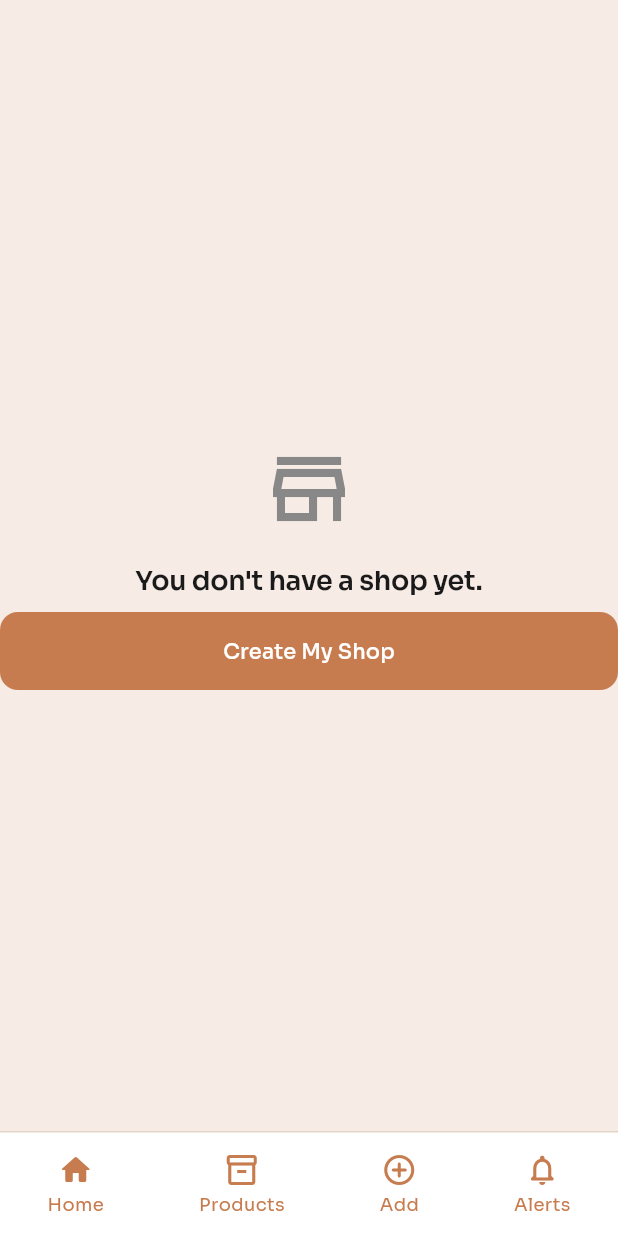
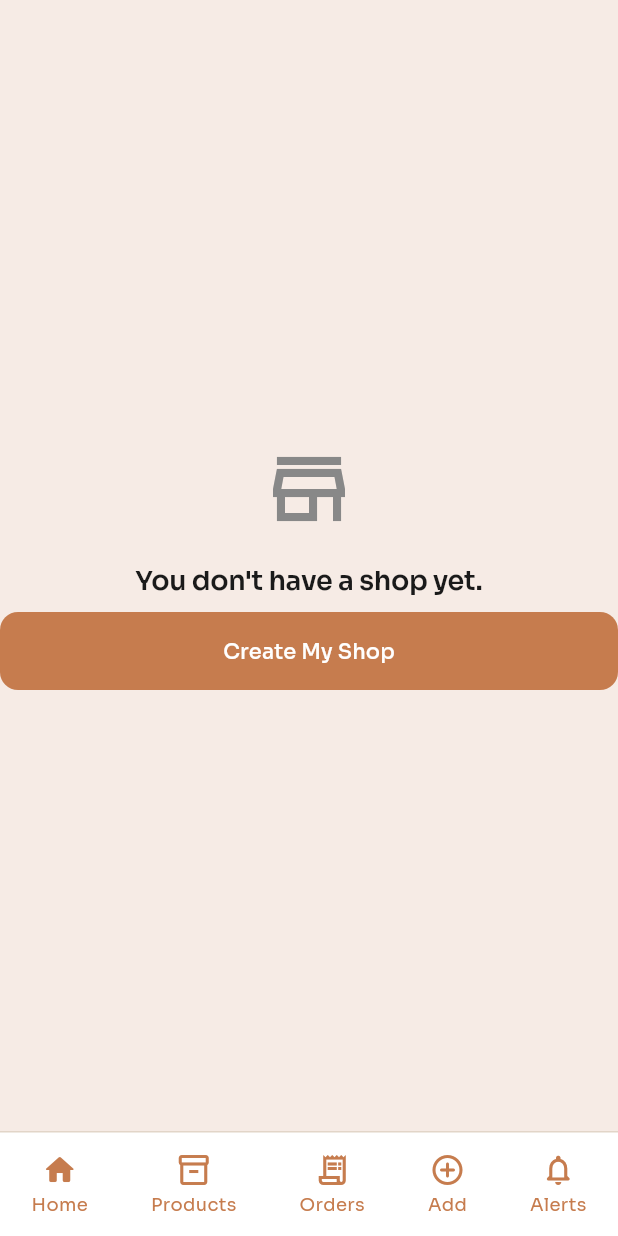
Before and after one commit to BinuraGamage/Ceylon_Market, a Flutter app: the SellerDashboardScreen screen opened by its route, on a phone screen of 412 x 824 dp. Run offline on Flutter 3.47's test engine with Material 3 defaults, Android fonts, the phone set to English and light mode, and no system bars; our stand-ins replace cached_network_image, cloud_firestore, cloud_functions, equatable, firebase_auth, firebase_core and 8 more; missing offline and left inert: stripe_payment; accounts and stored records are empty; network calls fail.

Commit message:
[M5] Integrate checkout flow into existing screens

```diff
--- a/lib/features/shop/screens/seller_dashboard_screen.dart
+++ b/lib/features/shop/screens/seller_dashboard_screen.dart
@@ -678,6 +678,11 @@ class _SellerNavBar extends ConsumerWidget {
             onTap: () => context.pushNamed('seller-products'),
           ),
           _NavItem(
+            icon: Icons.receipt_long_outlined,
+            label: 'Orders',
+            onTap: () => context.goNamed('seller-orders'),
+          ),
+          _NavItem(
             icon: Icons.add_circle_outline_rounded,
             label: 'Add',
             onTap: () => context.pushNamed('seller-product-create'),
```
Also changed, not shown: lib/features/home/screens/product_detail_screen.dart (+23 -2 lines).
